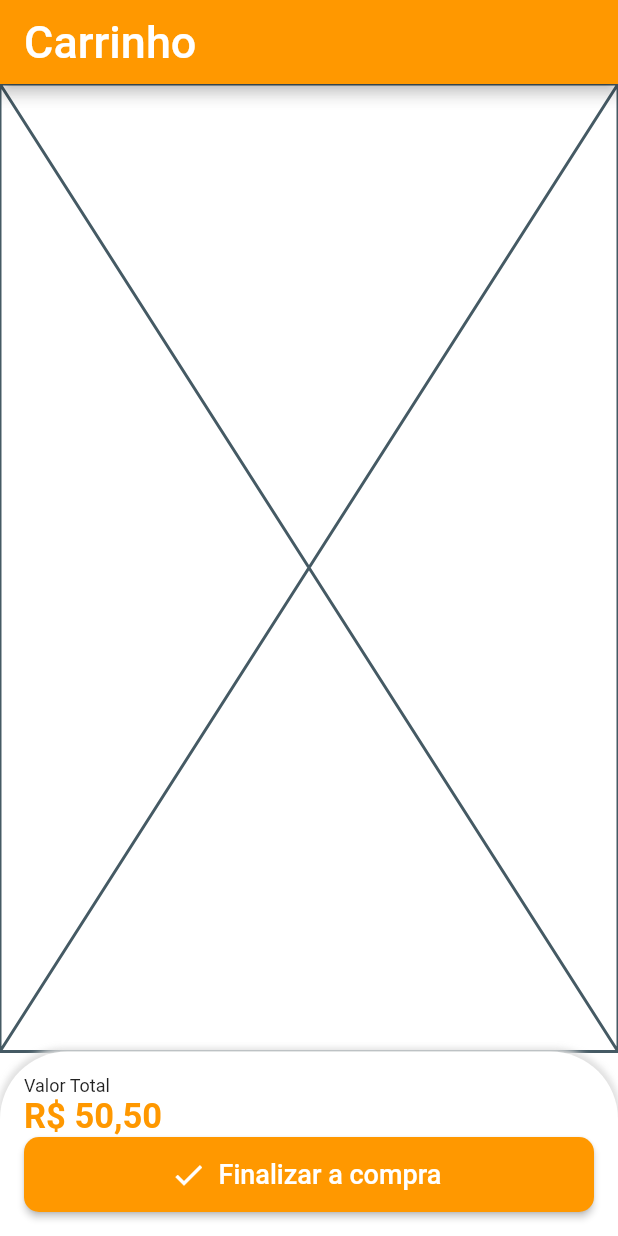
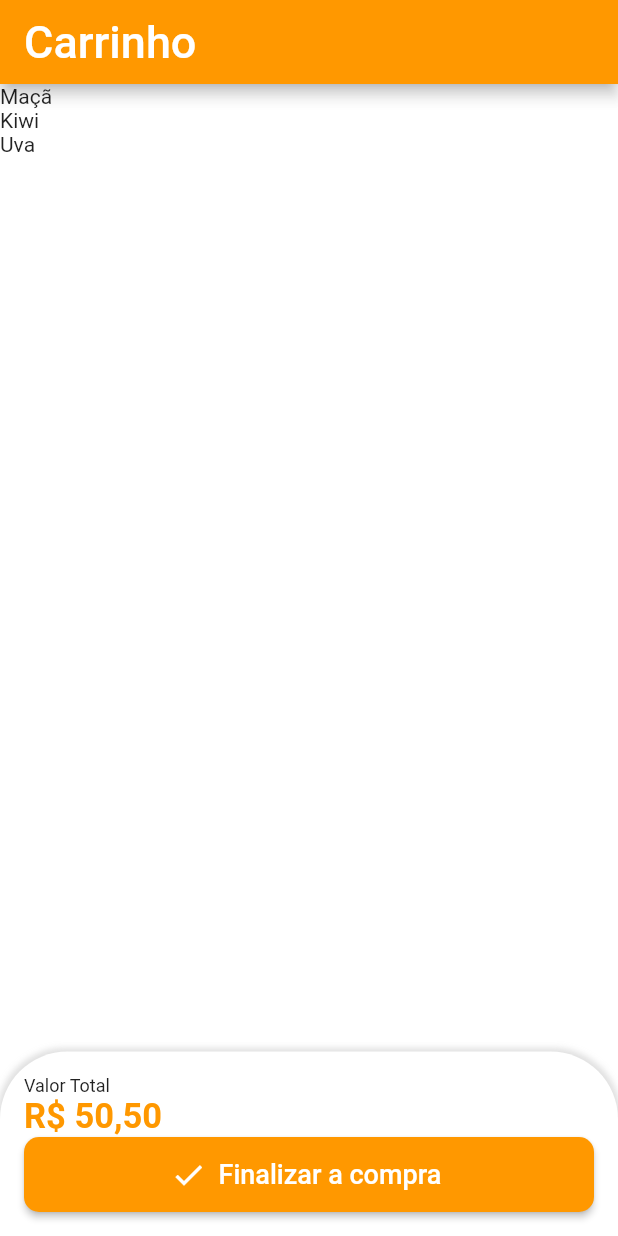
Before and after one commit to emersonbarina/quitanda-course-frontend, a Flutter app: the CartTab screen opened directly, on a phone screen of 412 x 824 dp. Run offline on Flutter 3.47's test engine with Material 2 defaults, Android fonts, the phone set to English and light mode, and no system bars; our stand-ins replace animated_text_kit, badges, mask_text_input_formatter.

Commit message:
Login UI - Cart - Use ListView

```diff
--- a/lib/scr/constants/app_data.dart
+++ b/lib/scr/constants/app_data.dart
@@ -1,3 +1,4 @@
+import 'package:quitanda/scr/models/cart_item_model.dart';
 import 'package:quitanda/scr/models/item_model.dart';
 
 ItemModel apple = ItemModel(
@@ -73,3 +74,18 @@ List<String> categories = [
   'Biscoitos',
   'Limpeza',
 ];
+
+List<CartItemModel> cartItems = [
+  CartItemModel(
+    item: apple,
+    quantity: 2,
+  ),
+  CartItemModel(
+    item: kiwi,
+    quantity: 5,
+  ),
+  CartItemModel(
+    item: grape,
+    quantity: 3,
+  ),
+];
--- a/lib/scr/pages/cart/cart_tab.dart
+++ b/lib/scr/pages/cart/cart_tab.dart
@@ -3,6 +3,8 @@ import 'package:quitanda/scr/constants/colors.dart';
 import 'package:quitanda/scr/constants/sizes.dart';
 import 'package:quitanda/scr/constants/texts.dart';
 import 'package:quitanda/scr/services/utils_services.dart';
+
+import 'package:quitanda/scr/constants/app_data.dart' as app_data;
 
 class CartTab extends StatelessWidget {
   CartTab({Key? key}) : super(key: key);
@@ -23,8 +25,14 @@ class CartTab extends StatelessWidget {
       ),
       body: Column(
         children: [
-          const Expanded(
-            child: Placeholder(),
+          Expanded(
+            child: Expanded(
+              child: ListView.builder(
+                  itemCount: app_data.cartItems.length,
+                  itemBuilder: (_, index) {
+                    return Text(app_data.cartItems[index].item.itemName);
+                  }),
+            ),
           ),
           Container(
             //height: 150,
@@ -64,7 +72,7 @@ class CartTab extends StatelessWidget {
                     style: ElevatedButton.styleFrom(
                         shape: RoundedRectangleBorder(
                             borderRadius:
-                            BorderRadius.circular(tBorderRadius))),
+                                BorderRadius.circular(tBorderRadius))),
                     onPressed: () {},
                     label: const Text(
                       tFinishOrder,
```
Lines whose indentation alone changed are shown as unchanged.
